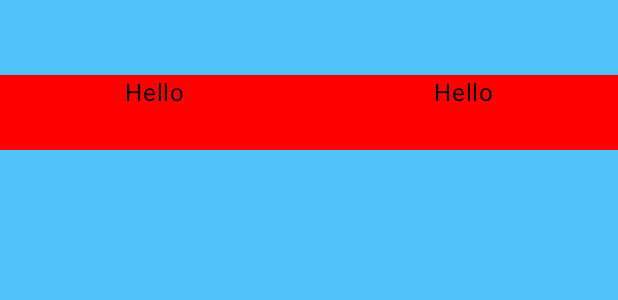
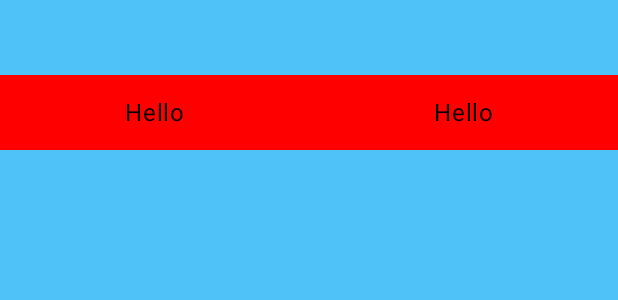
Before and after one commit to zb2947244682/SecondScreen2, an Android app built with Jetpack Compose: the @Preview function DefaultPreview, on a phone screen of 412 x 824 dp. Shown: the top 300 px of the screen. Run offline under Robolectric (Android 15) with nearby library versions, the phone set to English and light mode, and no system bars.

Commit message:
垂直居中

```diff
--- a/app/src/main/java/com/simplelife/ss/MainActivity.kt
+++ b/app/src/main/java/com/simplelife/ss/MainActivity.kt
@@ -31,10 +31,12 @@ class MainActivity : ComponentActivity() {
 
 @Composable
 fun Content() {
-    Box(modifier = Modifier
-        .fillMaxSize()
-        .background(color = MaterialTheme.colorScheme.secondary)
-        .padding(0.dp, 50.dp, 0.dp, 0.dp)) {
+    Box(
+        modifier = Modifier
+            .fillMaxSize()
+            .background(color = MaterialTheme.colorScheme.secondary)
+            .padding(0.dp, 50.dp, 0.dp, 0.dp)
+    ) {
         Row(
             modifier = Modifier
                 .height(50.dp)
@@ -43,17 +45,19 @@ fun Content() {
         ) {
             Box(
                 modifier = Modifier
-                    .weight(1f),
+                    .weight(1f)
+                    .fillMaxHeight(),
                 contentAlignment = Alignment.Center
             ) {
-                Text(text = "Hello")
+                Text(text = "Hello", modifier = Modifier.align(Alignment.Center))
             }
             Box(
                 modifier = Modifier
-                    .weight(1f),
+                    .weight(1f)
+                    .fillMaxHeight(),
                 contentAlignment = Alignment.Center
             ) {
-                Text(text = "Hello")
+                Text(text = "Hello", modifier = Modifier.align(Alignment.Center))
             }
         }
     }
```
